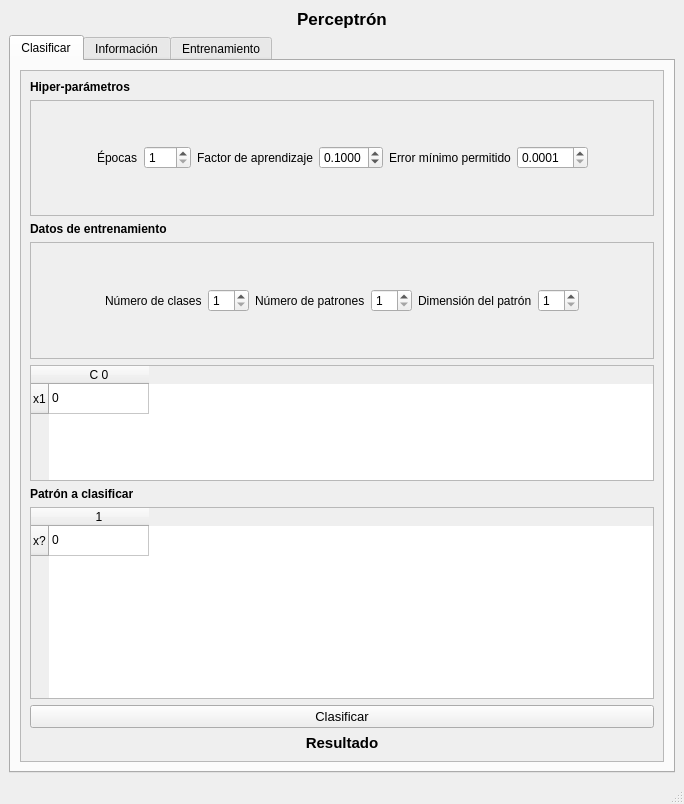
The window that Neurona/neurona_ui.ui (artLara/Clasificador-Basado-Metricas) describes before a commit, drawn with Qt 5.
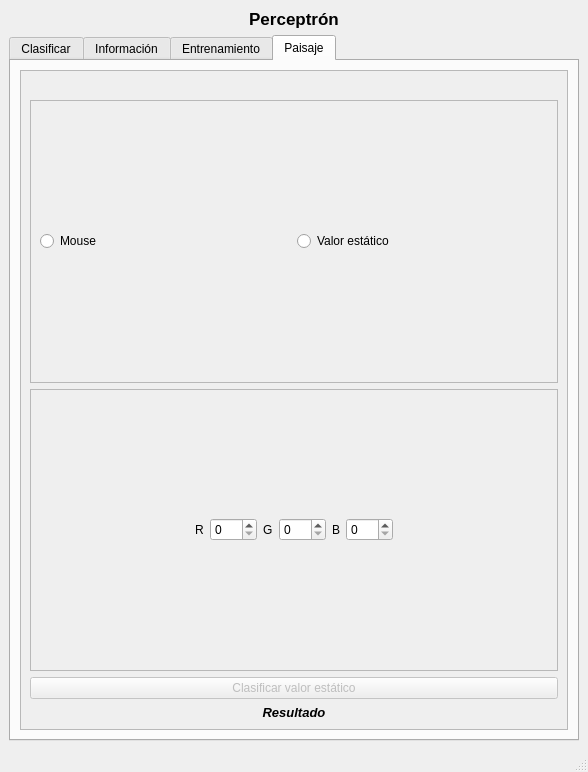
The same window after the commit.

Commit message: paisaje implementado

The edit to the form file:
```diff
--- a/Neurona/neurona_ui.ui
+++ b/Neurona/neurona_ui.ui
@@ -6,8 +6,8 @@
    <rect>
     <x>0</x>
     <y>0</y>
-    <width>684</width>
-    <height>804</height>
+    <width>588</width>
+    <height>772</height>
    </rect>
   </property>
   <property name="windowTitle">
@@ -35,7 +35,7 @@
     <item>
      <widget class="QTabWidget" name="tabWidget">
       <property name="currentIndex">
-       <number>0</number>
+       <number>3</number>
       </property>
       <widget class="QWidget" name="tab">
        <attribute name="title">
@@ -52,8 +52,8 @@
             <rect>
              <x>0</x>
              <y>0</y>
-             <width>632</width>
-             <height>670</height>
+             <width>536</width>
+             <height>638</height>
             </rect>
            </property>
            <layout class="QVBoxLayout" name="verticalLayout_2">
@@ -81,8 +81,8 @@
                 <rect>
                  <x>0</x>
                  <y>0</y>
-                 <width>608</width>
-                 <height>96</height>
+                 <width>553</width>
+                 <height>64</height>
                 </rect>
                </property>
                <layout class="QHBoxLayout" name="horizontalLayout_3">
@@ -206,8 +206,8 @@
                 <rect>
                  <x>0</x>
                  <y>0</y>
-                 <width>608</width>
-                 <height>96</height>
+                 <width>531</width>
+                 <height>65</height>
                 </rect>
                </property>
                <layout class="QHBoxLayout" name="horizontalLayout">
@@ -534,6 +534,190 @@
         </item>
        </layout>
       </widget>
+      <widget class="QWidget" name="tab_4">
+       <attribute name="title">
+        <string>Paisaje</string>
+       </attribute>
+       <layout class="QGridLayout" name="gridLayout_5">
+        <item row="0" column="0">
+         <widget class="QScrollArea" name="scrollArea_6">
+          <property name="widgetResizable">
+           <bool>true</bool>
+          </property>
+          <widget class="QWidget" name="scrollAreaWidgetContents_6">
+           <property name="geometry">
+            <rect>
+             <x>0</x>
+             <y>0</y>
+             <width>536</width>
+             <height>638</height>
+            </rect>
+           </property>
+           <layout class="QVBoxLayout" name="verticalLayout_4">
+            <item>
+             <widget class="QLabel" name="imagePaisaje">
+              <property name="text">
+               <string/>
+              </property>
+              <property name="alignment">
+               <set>Qt::AlignCenter</set>
+              </property>
+             </widget>
+            </item>
+            <item>
+             <widget class="QScrollArea" name="scrollArea_8">
+              <property name="widgetResizable">
+               <bool>true</bool>
+              </property>
+              <widget class="QWidget" name="scrollAreaWidgetContents_8">
+               <property name="geometry">
+                <rect>
+                 <x>0</x>
+                 <y>0</y>
+                 <width>512</width>
+                 <height>260</height>
+                </rect>
+               </property>
+               <layout class="QHBoxLayout" name="horizontalLayout_4">
+                <item>
+                 <widget class="QRadioButton" name="radioButtonMouse">
+                  <property name="text">
+                   <string>Mouse</string>
+                  </property>
+                 </widget>
+                </item>
+                <item>
+                 <widget class="QRadioButton" name="radioButtonRGB">
+                  <property name="text">
+                   <string>Valor estático</string>
+                  </property>
+                 </widget>
+                </item>
+               </layout>
+              </widget>
+             </widget>
+            </item>
+            <item>
+             <widget class="QScrollArea" name="scrollArea_7">
+              <property name="widgetResizable">
+               <bool>true</bool>
+              </property>
+              <widget class="QWidget" name="scrollAreaWidgetContents_7">
+               <property name="geometry">
+                <rect>
+                 <x>0</x>
+                 <y>0</y>
+                 <width>512</width>
+                 <height>259</height>
+                </rect>
+               </property>
+               <layout class="QHBoxLayout" name="horizontalLayout_2">
+                <item>
+                 <spacer name="horizontalSpacer_5">
+                  <property name="orientation">
+                   <enum>Qt::Horizontal</enum>
+                  </property>
+                  <property name="sizeHint" stdset="0">
+                   <size>
+                    <width>40</width>
+                    <height>20</height>
+                   </size>
+                  </property>
+                 </spacer>
+                </item>
+                <item>
+                 <widget class="QLabel" name="label_15">
+                  <property name="text">
+                   <string>R</string>
+                  </property>
+                 </widget>
+                </item>
+                <item>
+                 <widget class="QSpinBox" name="spinBoxR">
+                  <property name="maximum">
+                   <number>255</number>
+                  </property>
+                 </widget>
+                </item>
+                <item>
+                 <widget class="QLabel" name="label_16">
+                  <property name="text">
+                   <string>G</string>
+                  </property>
+                 </widget>
+                </item>
+                <item>
+                 <widget class="QSpinBox" name="spinBoxG">
+                  <property name="maximum">
+                   <number>255</number>
+                  </property>
+                 </widget>
+                </item>
+                <item>
+                 <widget class="QLabel" name="label_17">
+                  <property name="text">
+                   <string>B</string>
+                  </property>
+                 </widget>
+                </item>
+                <item>
+                 <widget class="QSpinBox" name="spinBoxB">
+                  <property name="maximum">
+                   <number>255</number>
+                  </property>
+                 </widget>
+                </item>
+                <item>
+                 <spacer name="horizontalSpacer_6">
+                  <property name="orientation">
+                   <enum>Qt::Horizontal</enum>
+                  </property>
+                  <property name="sizeHint" stdset="0">
+                   <size>
+                    <width>40</width>
+                    <height>20</height>
+                   </size>
+                  </property>
+                 </spacer>
+                </item>
+               </layout>
+              </widget>
+             </widget>
+            </item>
+            <item>
+             <widget class="QPushButton" name="pushButtonEstatico">
+              <property name="enabled">
+               <bool>false</bool>
+              </property>
+              <property name="text">
+               <string>Clasificar valor estático</string>
+              </property>
+             </widget>
+            </item>
+            <item>
+             <widget class="QLabel" name="labelResPaisaje">
+              <property name="font">
+               <font>
+                <pointsize>10</pointsize>
+                <weight>75</weight>
+                <italic>true</italic>
+                <bold>true</bold>
+               </font>
+              </property>
+              <property name="text">
+               <string>Resultado</string>
+              </property>
+              <property name="alignment">
+               <set>Qt::AlignCenter</set>
+              </property>
+             </widget>
+            </item>
+           </layout>
+          </widget>
+         </widget>
+        </item>
+       </layout>
+      </widget>
      </widget>
     </item>
    </layout>
```
Left out of the diff: 8 changed lines with no effect on the pictures. The commit also changes 3 other files.
